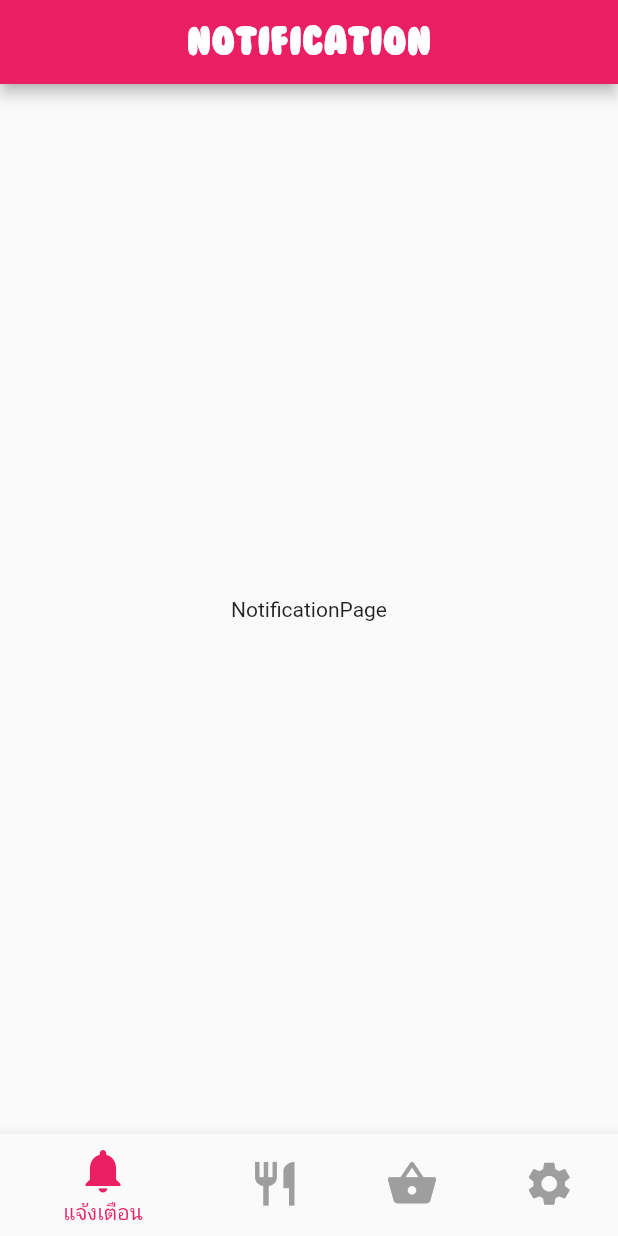
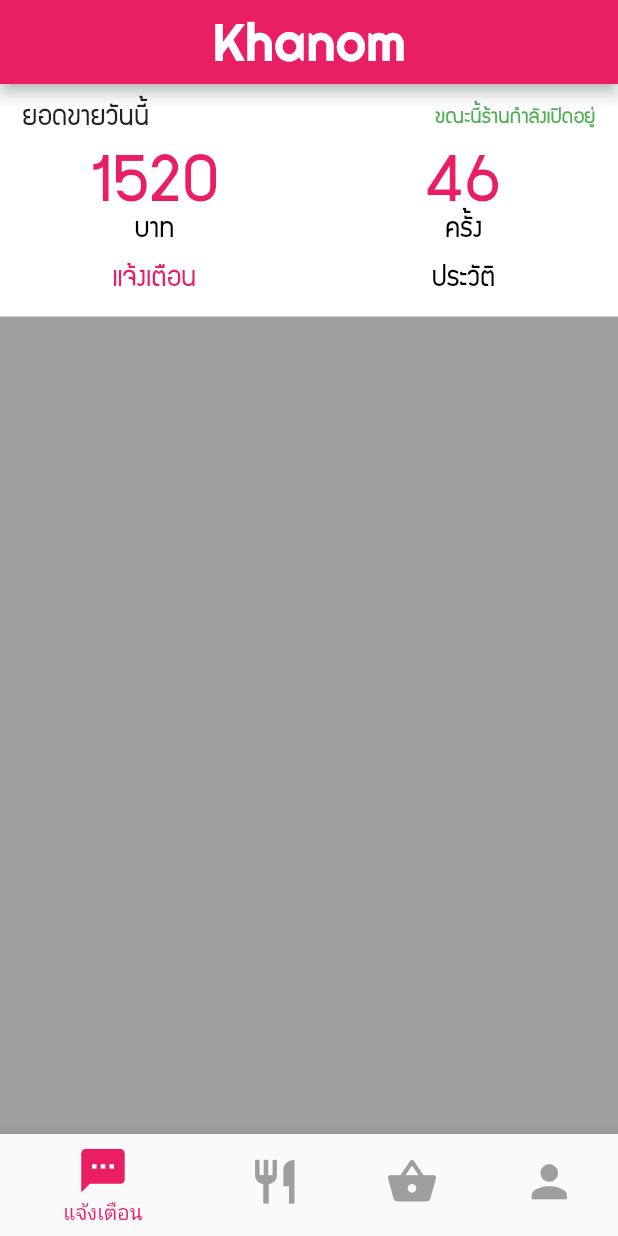
Before and after one commit to benzjakk/khanomfood, a Flutter app: the screen it shows after launch, on a phone screen of 412 x 824 dp. Run offline on Flutter 3.47's test engine with Material 2 defaults, Android fonts, the phone set to English and light mode, and no system bars.

Commit message:
update headerNotiPage

```diff
--- a/khanomfood/lib/ui/pages/notification_page.dart
+++ b/khanomfood/lib/ui/pages/notification_page.dart
@@ -10,6 +10,7 @@ class NotificationPage extends StatelessWidget {
       title: 'Khanom Food',
       theme: ThemeData(
         primarySwatch: Colors.pink,
+        scaffoldBackgroundColor: Colors.grey,
         visualDensity: VisualDensity.adaptivePlatformDensity,
       ),
       home: NotificationPageChild(title: 'Khanom Food'),
@@ -41,19 +42,112 @@ class _NotificationPageState extends State<NotificationPageChild> {
       appBar: AppBar(
         centerTitle: true,
         title: const Text(
-          'Notification',
-          style: TextStyle(fontFamily: 'Bubblegum', fontSize: 25),
+          'Khanom',
+          style: TextStyle(fontFamily: 'Righteous', fontSize: 35),
         ),
       ),
-      body: Center(
-        child: Column(
-          mainAxisAlignment: MainAxisAlignment.center,
-          children: <Widget>[
-            Text(
-              'NotificationPage',
+      body: Row(
+        children: <Widget>[
+          Expanded(
+            child: Container(
+              color: Colors.white,
+              height: 155,
+              child: Column(
+                children: <Widget>[
+                  Row(
+                    children: <Widget>[
+                      Padding(
+                        padding: const EdgeInsets.all(15.0),
+                        child: Text(
+                          'ยอดขายวันนี้',
+                          style: TextStyle(
+                              fontFamily: 'supermarket', fontSize: 20),
+                        ),
+                      ),
+                      Spacer(),
+                      Padding(
+                        padding: const EdgeInsets.all(15.0),
+                        child: Text(
+                          'ขณะนี้ร้านกำลังเปิดอยู่',
+                          style: TextStyle(
+                              fontFamily: 'supermarket',
+                              fontSize: 15,
+                              color: Colors.green),
+                        ),
+                      ),
+                    ],
+                  ),
+                  Table(
+                    children: [
+                      TableRow(children: [
+                        Center(
+                          child: Text(
+                            '1520',
+                            style: TextStyle(
+                                fontFamily: 'supermarket',
+                                fontSize: 50,
+                                color: Colors.pink),
+                          ),
+                        ),
+                        Center(
+                          child: Text(
+                            '46',
+                            style: TextStyle(
+                                fontFamily: 'supermarket',
+                                fontSize: 50,
+                                color: Colors.pink),
+                          ),
+                        ),
+                      ]),
+                      TableRow(children: [
+                        Center(
+                          child: Text(
+                            'บาท',
+                            style: TextStyle(
+                                fontFamily: 'supermarket',
+                                fontSize: 20,
+                                color: Colors.black),
+                          ),
+                        ),
+                        Center(
+                          child: Text(
+                            'ครั้ง',
+                            style: TextStyle(
+                                fontFamily: 'supermarket',
+                                fontSize: 20,
+                                color: Colors.black),
+                          ),
+                        ),
+                      ]),
+                      TableRow(children: [
+                        FlatButton(
+                          onPressed: () => {},
+                          child: Text(
+                            'แจ้งเตือน',
+                            style: TextStyle(
+                                fontFamily: 'supermarket',
+                                fontSize: 20,
+                                color: Colors.pink),
+                          ),
+                        ),
+                        FlatButton(
+                          onPressed: () => {},
+                          child: Text(
+                            'ประวัติ',
+                            style: TextStyle(
+                                fontFamily: 'supermarket',
+                                fontSize: 20,
+                                color: Colors.black),
+                          ),
+                        ),
+                      ]),
+                    ],
+                  )
+                ],
+              ),
             ),
-          ],
-        ),
+          )
+        ],
       ),
     );
   }
--- a/khanomfood/lib/ui/widgets/navigation_widget.dart
+++ b/khanomfood/lib/ui/widgets/navigation_widget.dart
@@ -57,12 +57,12 @@ class _NavigationState extends State<NavigationChild> {
         items: const <BottomNavigationBarItem>[
           BottomNavigationBarItem(
             icon: Icon(
-              Icons.notifications,
+              Icons.sms,
               size: 35,
             ),
             title: Text(
               'แจ้งเตือน',
-              style: TextStyle(fontFamily: 'supermarket', fontSize: 14),
+              style: TextStyle(fontFamily: 'supermarket', fontSize: 15),
             ),
           ),
           BottomNavigationBarItem(
@@ -71,8 +71,8 @@ class _NavigationState extends State<NavigationChild> {
               size: 35,
             ),
             title: Text(
-              'Kitchen',
-              style: TextStyle(fontFamily: 'Bubblegum', fontSize: 15),
+              'ห้องครัว',
+              style: TextStyle(fontFamily: 'supermarket', fontSize: 15),
             ),
           ),
           BottomNavigationBarItem(
@@ -81,18 +81,18 @@ class _NavigationState extends State<NavigationChild> {
               size: 35,
             ),
             title: Text(
-              'Shop',
-              style: TextStyle(fontFamily: 'Bubblegum', fontSize: 15),
+              'หน้าร้าน',
+              style: TextStyle(fontFamily: 'supermarket', fontSize: 15),
             ),
           ),
           BottomNavigationBarItem(
             icon: Icon(
-              Icons.settings,
+              Icons.person,
               size: 35,
             ),
             title: Text(
-              'Setting',
-              style: TextStyle(fontFamily: 'Bubblegum', fontSize: 15),
+              'ตั้งค่า',
+              style: TextStyle(fontFamily: 'supermarket', fontSize: 15),
             ),
           ),
         ],
--- a/khanomfood/pubspec.yaml
+++ b/khanomfood/pubspec.yaml
@@ -53,6 +53,10 @@ flutter:
       fonts:
         - asset: assets/fonts/supermarket.ttf
 
+    - family: Righteous
+      fonts:
+        - asset: assets/fonts/Righteous-Regular.ttf
+
   # To add assets to your application, add an assets section, like this:
   # assets:
   #   - images/a_dot_burr.jpeg
```
Also changed, not shown: khanomfood/assets/fonts/Righteous-Regular.ttf (added).
